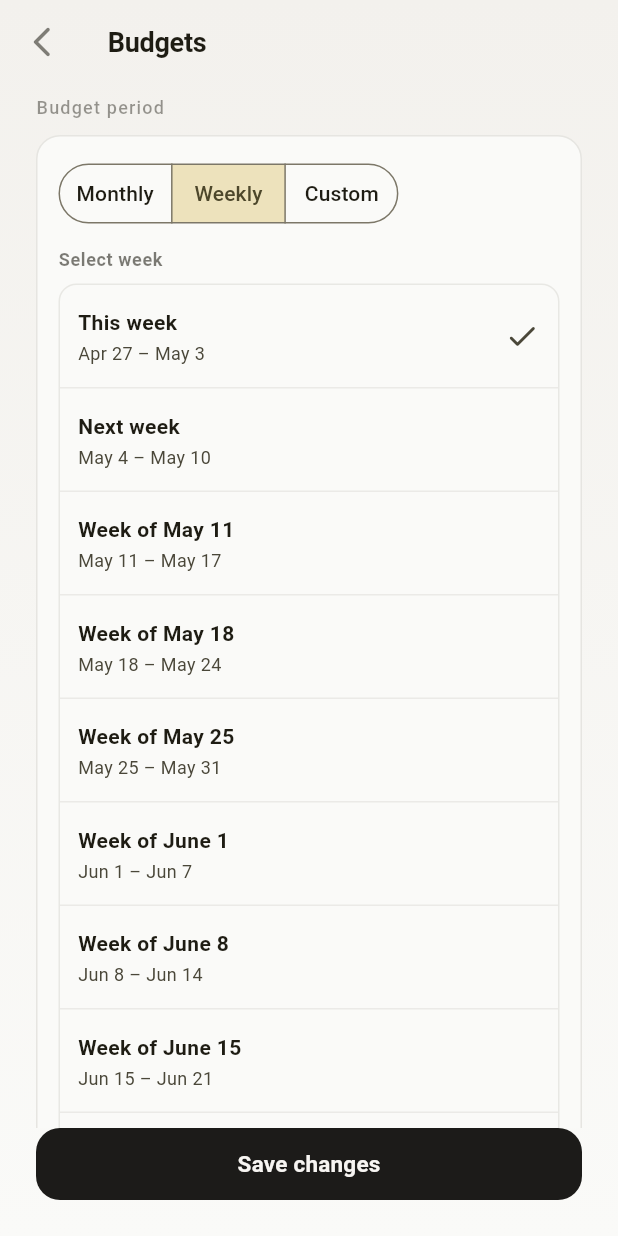
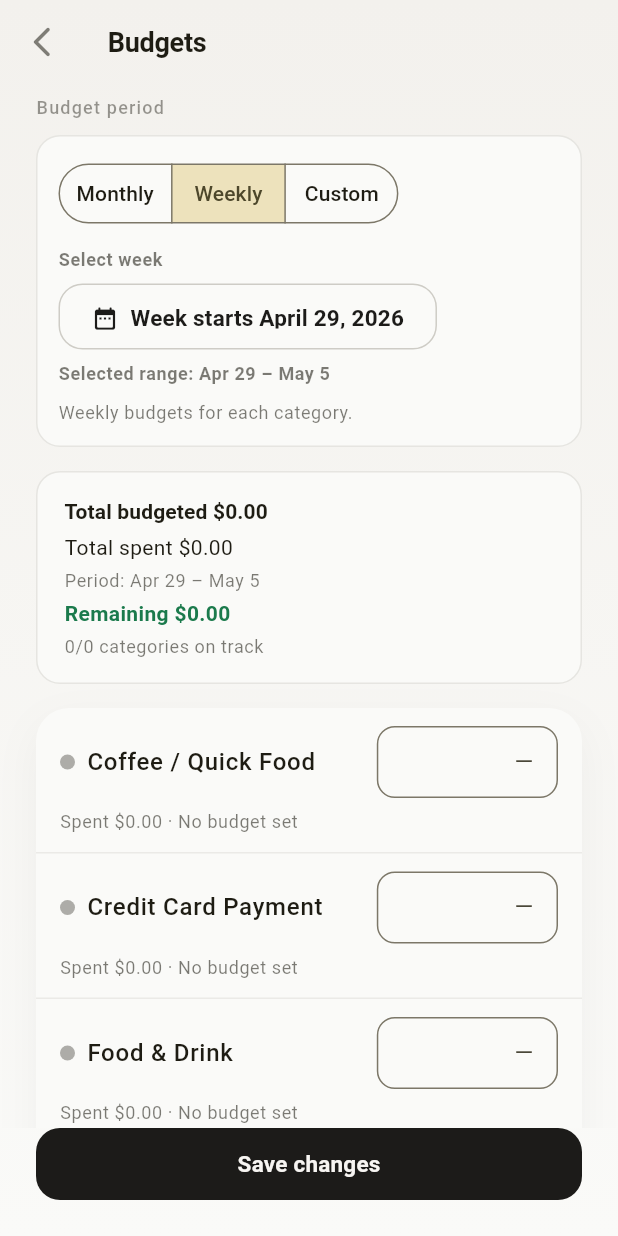
Before and after one commit to Plcherra/clarity, a Flutter app: the BudgetsScreen screen opened directly with empty values, after a tap on "Weekly", on a phone screen of 412 x 824 dp. Run offline on Flutter 3.47's test engine with Material 3 defaults, Android fonts, the phone set to English and light mode, and no system bars; our stand-ins replace csv, file_picker, flutter_dotenv, shared_preferences; accounts and stored records are empty.

Commit message:
BUDGET UIX POLISHED

```diff
--- a/lib/app_state.dart
+++ b/lib/app_state.dart
@@ -1168,15 +1168,11 @@ class AppState extends ChangeNotifier {
     return DateTime(y, m, d);
   }
 
-  DateTime _startOfWeek(DateTime date) {
-    final base = DateTime(date.year, date.month, date.day);
-    return base.subtract(Duration(days: base.weekday - DateTime.monday));
-  }
-
   String budgetYearMonthKey(DateTime date) =>
       '${date.year.toString().padLeft(4, '0')}-${date.month.toString().padLeft(2, '0')}';
 
-  String budgetWeekStartKey(DateTime date) => _dateKey(_startOfWeek(date));
+  /// Weekly period key uses the exact user-selected start date (not normalized).
+  String budgetWeekStartKey(DateTime date) => _dateKey(date);
 
   String get activeBudgetYearMonth => budgetYearMonthKey(_spendReference);
 
@@ -1212,7 +1208,8 @@ class AppState extends ChangeNotifier {
   }
 
   List<String> defaultBudgetWeeks({DateTime? start}) {
-    final base = _startOfWeek(start ?? DateTime.now());
+    final seed = start ?? DateTime.now();
+    final base = DateTime(seed.year, seed.month, seed.day);
     final out = <String>[];
     for (var i = 0; i < 12; i++) {
       out.add(_dateKey(base.add(Duration(days: i * 7))));
@@ -1356,9 +1353,8 @@ class AppState extends ChangeNotifier {
   BudgetPeriodRange? _weekRangeFromKey(String weekStartKey) {
     final start = _parseDateKey(weekStartKey);
     if (start == null) return null;
-    final normalized = _startOfWeek(start);
-    final end = normalized.add(const Duration(days: 6));
-    return BudgetPeriodRange(start: normalized, end: end);
+    final end = start.add(const Duration(days: 6));
+    return BudgetPeriodRange(start: start, end: end);
   }
 
   bool _inRangeInclusive(DateTime d, DateTime start, DateTime end) {
--- a/lib/features/budgets/presentation/budgets_screen.dart
+++ b/lib/features/budgets/presentation/budgets_screen.dart
@@ -145,13 +145,6 @@ class _BudgetsScreenState extends State<BudgetsScreen> {
     return widget.appState.budgetPeriodLabel(periodType: type, periodKey: key);
   }
 
-  DateTime _dateOnly(DateTime d) => DateTime(d.year, d.month, d.day);
-
-  DateTime _startOfWeek(DateTime d) {
-    final x = _dateOnly(d);
-    return x.subtract(Duration(days: x.weekday - DateTime.monday));
-  }
-
   String _monthName(int m) {
     const months = [
       'January',
@@ -171,28 +164,133 @@ class _BudgetsScreenState extends State<BudgetsScreen> {
     return months[m - 1];
   }
 
-  String _weeklyPrimaryLabel(String key) {
-    final range = widget.appState.budgetPeriodRangeFor(
-      periodType: BudgetPeriodType.weekly,
-      periodKey: key,
-    );
-    if (range == null) return _periodDisplayLabel(BudgetPeriodType.weekly, key);
-    final thisWeekStart = _startOfWeek(DateTime.now());
-    final start = _dateOnly(range.start);
-    final diff = start.difference(thisWeekStart).inDays;
-    if (diff == 0) return 'This week';
-    if (diff == 7) return 'Next week';
-    if (diff == -7) return 'Last week';
-    return 'Week of ${_monthName(start.month)} ${start.day}';
+  DateTime? _parseYearMonthKey(String key) {
+    final parts = key.split('-');
+    if (parts.length != 2) return null;
+    final y = int.tryParse(parts[0]);
+    final m = int.tryParse(parts[1]);
+    if (y == null || m == null || m < 1 || m > 12) return null;
+    return DateTime(y, m, 1);
   }
 
-  String _weeklySecondaryLabel(String key) {
+  String _yearMonthKey(DateTime date) {
+    return '${date.year.toString().padLeft(4, '0')}-${date.month.toString().padLeft(2, '0')}';
+  }
+
+  Future<String?> _openMonthYearPicker(String initialKey) async {
+    final initial = _parseYearMonthKey(initialKey) ?? DateTime.now();
+    var selected = initial;
+    var shownYear = initial.year;
+    return showDialog<String>(
+      context: context,
+      builder: (context) {
+        return StatefulBuilder(
+          builder: (context, setModalState) {
+            return AlertDialog(
+              titlePadding: const EdgeInsets.fromLTRB(12, 8, 12, 0),
+              title: Row(
+                children: [
+                  IconButton(
+                    onPressed: () =>
+                        setModalState(() => shownYear = shownYear - 1),
+                    icon: const Icon(Icons.chevron_left_rounded),
+                  ),
+                  Expanded(
+                    child: Text(
+                      '$shownYear',
+                      textAlign: TextAlign.center,
+                    ),
+                  ),
+                  IconButton(
+                    onPressed: () =>
+                        setModalState(() => shownYear = shownYear + 1),
+                    icon: const Icon(Icons.chevron_right_rounded),
+                  ),
+                ],
+              ),
+              contentPadding: const EdgeInsets.fromLTRB(12, 8, 12, 12),
+              content: SizedBox(
+                width: 300,
+                child: GridView.builder(
+                  shrinkWrap: true,
+                  itemCount: 12,
+                  gridDelegate: const SliverGridDelegateWithFixedCrossAxisCount(
+                    crossAxisCount: 3,
+                    mainAxisSpacing: 8,
+                    crossAxisSpacing: 8,
+                    childAspectRatio: 2.2,
+                  ),
+                  itemBuilder: (context, index) {
+                    final month = index + 1;
+                    final monthDate = DateTime(shownYear, month, 1);
+                    final isSelected =
+                        selected.year == shownYear && selected.month == month;
+                    return InkWell(
+                      borderRadius: BorderRadius.circular(10),
+                      onTap: () {
+                        selected = monthDate;
+                        Navigator.of(context).pop(_yearMonthKey(monthDate));
+                      },
+                      child: Container(
+                        decoration: BoxDecoration(
+                          borderRadius: BorderRadius.circular(10),
+                          border: Border.all(
+                            color: isSelected
+                                ? Theme.of(context).colorScheme.primary
+                                : Theme.of(context).colorScheme.outline.withValues(
+                                    alpha: 0.25,
+                                  ),
+                            width: isSelected ? 1.6 : 1.0,
+                          ),
+                          color: isSelected
+                              ? Theme.of(context)
+                                  .colorScheme
+                                  .primary
+                                  .withValues(alpha: 0.10)
+                              : null,
+                        ),
+                        alignment: Alignment.center,
+                        child: Text(
+                          _monthName(month).substring(0, 3),
+                          style: Theme.of(context).textTheme.bodyMedium?.copyWith(
+                                fontWeight:
+                                    isSelected ? FontWeight.w700 : FontWeight.w500,
+                              ),
+                        ),
+                      ),
+                    );
+                  },
+                ),
+              ),
+            );
+          },
+        );
+      },
+    );
+  }
+
+  DateTime? _parseDateKey(String key) {
+    final parts = key.split('-');
+    if (parts.length != 3) return null;
+    final y = int.tryParse(parts[0]);
+    final m = int.tryParse(parts[1]);
+    final d = int.tryParse(parts[2]);
+    if (y == null || m == null || d == null) return null;
+    if (m < 1 || m > 12 || d < 1 || d > 31) return null;
+    return DateTime(y, m, d);
+  }
+
+  String _weeklyRangeLabel(String key) {
     final range = widget.appState.budgetPeriodRangeFor(
       periodType: BudgetPeriodType.weekly,
       periodKey: key,
     );
     if (range == null) return key;
     return '${formatShortDate(range.start)} – ${formatShortDate(range.end)}';
+  }
+
+  String _formatLongDate(DateTime date) {
+    return '${_monthName(date.month)} ${date.day}, ${date.year}';
   }
 
   void _activatePeriod(BudgetPeriodType type, String key) {
@@ -222,6 +320,9 @@ class _BudgetsScreenState extends State<BudgetsScreen> {
           }
         }
       }
+    } else if (type == BudgetPeriodType.weekly) {
+      final parsedCurrent = _parseDateKey(_selectedPeriodKey);
+      nextKey = widget.appState.budgetWeekStartKey(parsedCurrent ?? DateTime.now());
     } else {
       final keys = _periodKeys(type);
       nextKey = keys.isNotEmpty ? keys.first : '';
@@ -302,6 +403,20 @@ class _BudgetsScreenState extends State<BudgetsScreen> {
     }
   }
 
+  Future<void> _pickWeeklyStartDate() async {
+    final initial = _parseDateKey(_selectedPeriodKey) ?? DateTime.now();
+    final picked = await showDatePicker(
+      context: context,
+      firstDate: DateTime(2020, 1, 1),
+      lastDate: DateTime(2100, 12, 31),
+      initialDate: initial,
+    );
+    if (picked == null) return;
+    final key = widget.appState.budgetWeekStartKey(picked);
+    setState(() => _selectedPeriodKey = key);
+    _activatePeriod(BudgetPeriodType.weekly, key);
+  }
+
   @override
   Widget build(BuildContext context) {
     final theme = Theme.of(context);
@@ -311,12 +426,24 @@ class _BudgetsScreenState extends State<BudgetsScreen> {
       listenable: widget.appState,
       builder: (context, _) {
         final keys = _periodKeys(_selectedType);
+        if (_selectedType == BudgetPeriodType.weekly) {
+          if (_selectedPeriodKey.trim().isEmpty) {
+            _selectedPeriodKey = widget.appState.budgetWeekStartKey(DateTime.now());
+          }
+        } else if (_selectedType == BudgetPeriodType.monthly) {
+          if (_selectedPeriodKey.trim().isEmpty) {
+            _selectedPeriodKey = keys.isNotEmpty
+                ? keys.first
+                : widget.appState.activeBudgetYearMonth;
+          }
+        } else {
           if (_selectedPeriodKey.trim().isEmpty && keys.isNotEmpty) {
             _selectedPeriodKey = keys.first;
           }
           if (_selectedPeriodKey.trim().isNotEmpty &&
               !keys.contains(_selectedPeriodKey)) {
             _selectedPeriodKey = keys.isNotEmpty ? keys.first : '';
+          }
         }
 
         final hasSelectedPeriod = _selectedPeriodKey.trim().isNotEmpty;
@@ -457,104 +584,61 @@ class _BudgetsScreenState extends State<BudgetsScreen> {
                                           color: cs.onSurface.withValues(alpha: 0.58),
                                         ),
                                       )
-                                    : SingleChildScrollView(
-                                        scrollDirection: Axis.horizontal,
-                                        child: Row(
-                                          children: [
-                                            for (final key in keys)
-                                              Padding(
-                                                padding: const EdgeInsets.only(right: 8),
-                                                child: ChoiceChip(
-                                                  showCheckmark: false,
-                                                  padding:
-                                                      const EdgeInsets.symmetric(
-                                                        horizontal: 10,
-                                                        vertical: 8,
+                                    : SizedBox(
+                                        height: 44,
+                                        child: OutlinedButton.icon(
+                                          icon: const Icon(
+                                            Icons.calendar_month_rounded,
+                                            size: 18,
                                           ),
                                           label: Text(
-                                                    formatYearMonthLabel(key),
+                                            _selectedPeriodKey.trim().isEmpty
+                                                ? 'Select month'
+                                                : formatYearMonthLabel(
+                                                    _selectedPeriodKey,
                                                   ),
-                                                  selected:
-                                                      _selectedPeriodKey == key,
-                                                  onSelected: (_) {
-                                                    setState(
-                                                      () => _selectedPeriodKey = key,
+                                          ),
+                                          onPressed: () async {
+                                            final picked = await _openMonthYearPicker(
+                                              _selectedPeriodKey,
                                             );
+                                            if (!mounted || picked == null) return;
+                                            setState(() => _selectedPeriodKey = picked);
                                             _activatePeriod(
                                               BudgetPeriodType.monthly,
-                                                      key,
+                                              picked,
                                             );
                                           },
                                         ),
                                       ),
-                                          ],
+                              if (_selectedType == BudgetPeriodType.weekly)
+                                Column(
+                                  crossAxisAlignment: CrossAxisAlignment.start,
+                                  children: [
+                                    SizedBox(
+                                      height: 44,
+                                      child: OutlinedButton.icon(
+                                        icon: const Icon(
+                                          Icons.date_range_rounded,
+                                          size: 18,
                                         ),
-                                      ),
-                              if (_selectedType == BudgetPeriodType.weekly)
-                                Container(
-                                  decoration: BoxDecoration(
-                                    borderRadius: BorderRadius.circular(12),
-                                    border: Border.all(
-                                      color: cs.outline.withValues(alpha: 0.14),
-                                    ),
-                                  ),
-                                  child: keys.isEmpty
-                                      ? Padding(
-                                          padding: const EdgeInsets.all(12),
-                                          child: Text(
-                                            'No weekly periods available.',
-                                            style: theme.textTheme.bodySmall
-                                                ?.copyWith(
-                                                  color: cs.onSurface.withValues(
-                                                    alpha: 0.58,
+                                        onPressed: _pickWeeklyStartDate,
+                                        label: Text(
+                                          _parseDateKey(_selectedPeriodKey) == null
+                                              ? 'Week starts'
+                                              : 'Week starts ${_formatLongDate(_parseDateKey(_selectedPeriodKey)!)}',
                                         ),
                                       ),
                                     ),
-                                        )
-                                      : Column(
-                                          children: [
-                                            for (var i = 0; i < keys.length; i++) ...[
-                                              if (i > 0)
-                                                Divider(
-                                                  height: 1,
-                                                  color: cs.outline.withValues(
-                                                    alpha: 0.12,
-                                                  ),
-                                                ),
-                                              ListTile(
-                                                dense: true,
-                                                contentPadding:
-                                                    const EdgeInsets.symmetric(
-                                                      horizontal: 12,
-                                                      vertical: 2,
-                                                    ),
-                                                title: Text(
-                                                  _weeklyPrimaryLabel(keys[i]),
-                                                  style: theme.textTheme.bodyMedium
-                                                      ?.copyWith(
+                                    const SizedBox(height: 8),
+                                    Text(
+                                      'Selected range: ${_weeklyRangeLabel(_selectedPeriodKey)}',
+                                      style: theme.textTheme.bodySmall?.copyWith(
+                                        color: cs.onSurface.withValues(alpha: 0.58),
                                         fontWeight: FontWeight.w600,
                                       ),
                                     ),
-                                                subtitle: Text(
-                                                  _weeklySecondaryLabel(keys[i]),
-                                                ),
-                                                trailing: _selectedPeriodKey ==
-                                                        keys[i]
-                                                    ? const Icon(Icons.check_rounded)
-                                                    : null,
-                                                onTap: () {
-                                                  setState(
-                                                    () => _selectedPeriodKey = keys[i],
-                                                  );
-                                                  _activatePeriod(
-                                                    BudgetPeriodType.weekly,
-                                                    keys[i],
-                                                  );
-                                                },
-                                              ),
                                   ],
-                                          ],
-                                        ),
                                 ),
                               if (_selectedType == BudgetPeriodType.custom)
                                 Row(
```
Also changed, not shown: 1 other file. Lines whose indentation alone changed are shown as unchanged.
